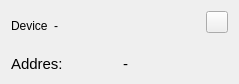
First picture: the form in GUI/OWController/ds1971.ui, repository igorf7/OWController, before the edit.
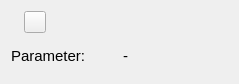
Second picture: the form after the edit. Icons and pictures are not drawn.

The edit to the form file:
```diff
--- a/GUI/OWController/ds1971.ui
+++ b/GUI/OWController/ds1971.ui
@@ -19,36 +19,13 @@
      <item>
       <widget class="QLabel" name="label_3">
        <property name="text">
-        <string>Device</string>
+        <string/>
        </property>
        <property name="alignment">
         <set>Qt::AlignBottom|Qt::AlignLeading|Qt::AlignLeft</set>
        </property>
       </widget>
      </item>
-     <item>
-      <widget class="QLabel" name="deviceIndexLabel">
-       <property name="text">
-        <string>-</string>
-       </property>
-       <property name="alignment">
-        <set>Qt::AlignBottom|Qt::AlignLeading|Qt::AlignLeft</set>
-       </property>
-      </widget>
-     </item>
-     <item>
-      <spacer name="horizontalSpacer_2">
-       <property name="orientation">
-        <enum>Qt::Horizontal</enum>
-       </property>
-       <property name="sizeHint" stdset="0">
-        <size>
-         <width>40</width>
-         <height>20</height>
-        </size>
-       </property>
-      </spacer>
-     </item>
      <item>
       <widget class="QPushButton" name="settingsPushButton">
        <property name="minimumSize">
@@ -78,6 +55,19 @@
        </property>
       </widget>
      </item>
+     <item>
+      <spacer name="horizontalSpacer">
+       <property name="orientation">
+        <enum>Qt::Orientation::Horizontal</enum>
+       </property>
+       <property name="sizeHint" stdset="0">
+        <size>
+         <width>40</width>
+         <height>20</height>
+        </size>
+       </property>
+      </spacer>
+     </item>
     </layout>
    </item>
    <item>
@@ -90,10 +80,10 @@
         </font>
        </property>
        <property name="text">
-        <string>Addres:</string>
+        <string>Parameter:</string>
        </property>
        <property name="alignment">
-        <set>Qt::AlignBottom|Qt::AlignLeading|Qt::AlignLeft</set>
+        <set>Qt::AlignmentFlag::AlignLeading|Qt::AlignmentFlag::AlignLeft|Qt::AlignmentFlag::AlignVCenter</set>
        </property>
       </widget>
      </item>
@@ -108,7 +98,7 @@
         <string>-</string>
        </property>
        <property name="alignment">
-        <set>Qt::AlignBottom|Qt::AlignLeading|Qt::AlignLeft</set>
+        <set>Qt::AlignmentFlag::AlignLeading|Qt::AlignmentFlag::AlignLeft|Qt::AlignmentFlag::AlignVCenter</set>
        </property>
       </widget>
      </item>
```
Left out of the diff: 8 changed lines with no effect on the pictures.
